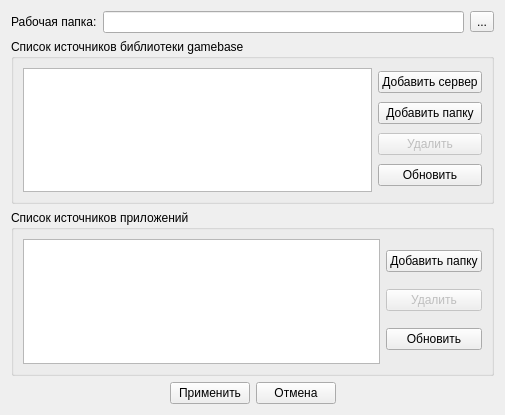
This is manager/settingsform.ui in TheMrButcher/gamebase_manager as Qt 5 draws it before an edit. The edited form follows.
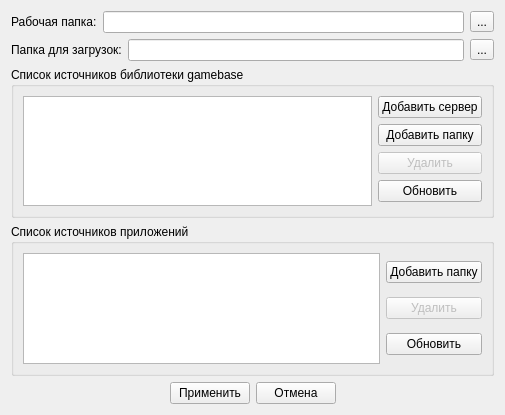
This is the edited form. Icons and pictures are not drawn.

Diff of the .ui file:
```diff
--- a/manager/settingsform.ui
+++ b/manager/settingsform.ui
@@ -49,6 +49,41 @@
      </item>
     </layout>
    </item>
+   <item>
+    <layout class="QHBoxLayout" name="horizontalLayout_9">
+     <item>
+      <widget class="QLabel" name="label_2">
+       <property name="text">
+        <string>Папка для загрузок:</string>
+       </property>
+      </widget>
+     </item>
+     <item>
+      <widget class="QLineEdit" name="downloadsDir">
+       <property name="statusTip">
+        <string>Путь к рабочей папке, в которой будут развернуты библиотека gamebase и использующие ее приложения</string>
+       </property>
+      </widget>
+     </item>
+     <item>
+      <widget class="QToolButton" name="chooseDownloadsDir">
+       <property name="text">
+        <string>...</string>
+       </property>
+       <property name="icon">
+        <iconset resource="resources.qrc">
+         <normaloff>:/images/icons/Folder.png</normaloff>:/images/icons/Folder.png</iconset>
+       </property>
+       <property name="iconSize">
+        <size>
+         <width>20</width>
+         <height>20</height>
+        </size>
+       </property>
+      </widget>
+     </item>
+    </layout>
+   </item>
    <item>
     <widget class="QGroupBox" name="groupBox">
      <property name="title">
```
